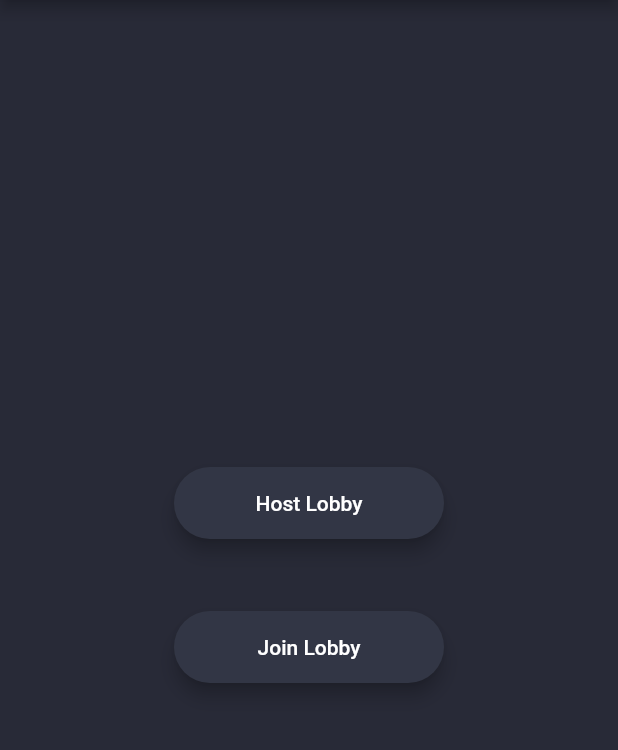
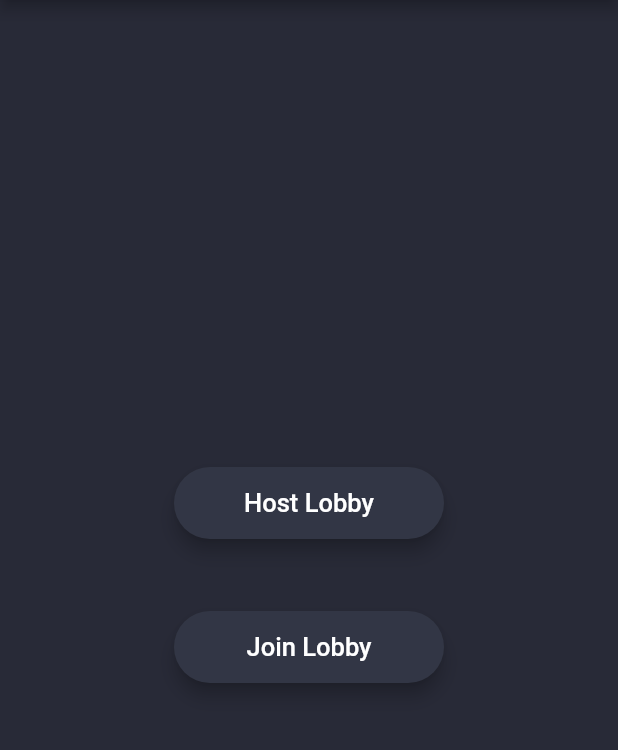
Before and after one commit to NSalberg/GameShowBuzzer, a Flutter app: the screen it shows after launch, on a phone screen of 412 x 824 dp, the part 85-835 px from its top. Run offline on Flutter 3.47's test engine with Material 2 defaults, Android fonts, the phone set to English and light mode, and no system bars; our stand-ins replace cloud_firestore, firebase_core; accounts and stored records are empty.

Commit message:
changed some formatting

```diff
--- a/lib/views/room_page.dart
+++ b/lib/views/room_page.dart
@@ -52,7 +52,7 @@ class _RoomPageState extends State<RoomPage> {
                       labelStyle: TextStyle(color: Colors.white, fontSize: 16),
                       focusedBorder: OutlineInputBorder(
                         borderSide:
-                        BorderSide(color: Colors.indigo, width: 1.0),
+                        BorderSide(color: Colors.white, width: 1.0),
                         borderRadius: BorderRadius.all(Radius.circular(10.0)),
                       ),
                     ),
@@ -80,7 +80,7 @@ class _RoomPageState extends State<RoomPage> {
                       labelStyle: TextStyle(color: Colors.white, fontSize: 16),
                       focusedBorder: OutlineInputBorder(
                         borderSide:
-                        BorderSide(color: Colors.indigo, width: 1.0),
+                        BorderSide(color: Colors.white, width: 1.0),
                         borderRadius: BorderRadius.all(Radius.circular(10.0)),
                       ),
                     ),
--- a/lib/widgets/rounded_button.dart
+++ b/lib/widgets/rounded_button.dart
@@ -22,7 +22,7 @@ class RoundedButton extends StatelessWidget {
           height: 42.0,
           child: Text(
             title,
-            style: TextStyle(color: Colors.white),
+            style: TextStyle(color: Colors.white, fontSize: 17),
           ),
         ),
       ),
```
